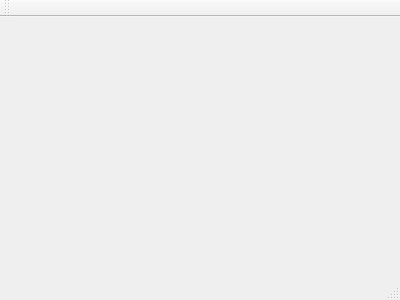
Qt form Shaderpad/mainwindow.ui (ZeusYang/Shaderpad--plusplus) before a commit.
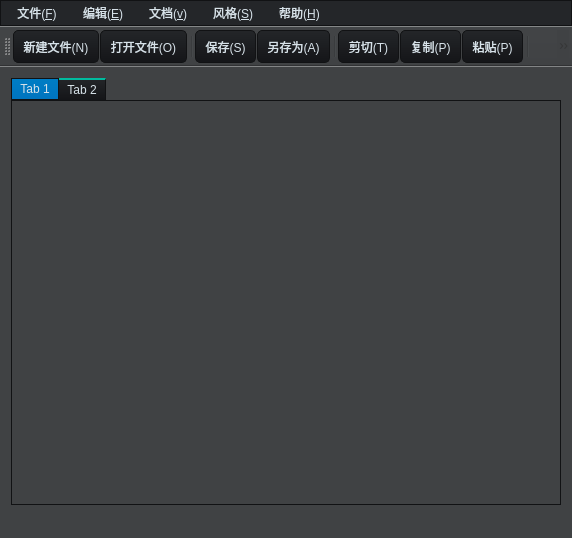
The same form after that commit. Icons and pictures are not drawn.

Diff of the .ui file:
```diff
--- a/Shaderpad/mainwindow.ui
+++ b/Shaderpad/mainwindow.ui
@@ -1,24 +1,1063 @@
 <ui version="4.0">
  <class>MainWindow</class>
- <widget class="QMainWindow" name="MainWindow" >
-  <property name="geometry" >
+ <widget class="QMainWindow" name="MainWindow">
+  <property name="geometry">
    <rect>
     <x>0</x>
     <y>0</y>
-    <width>400</width>
-    <height>300</height>
+    <width>572</width>
+    <height>538</height>
    </rect>
   </property>
   <property name="windowTitle" >
    <string>MainWindow</string>
   </property>
-  <widget class="QMenuBar" name="menuBar" />
-  <widget class="QToolBar" name="mainToolBar" />
-  <widget class="QWidget" name="centralWidget" />
-  <widget class="QStatusBar" name="statusBar" />
+  <property name="styleSheet">
+   <string notr="true">QPalette{background:#1F2026;}*{outline:0px;color:#D7E2E9;}
+
+QWidget[form=&quot;true&quot;],QLabel[frameShape=&quot;1&quot;]{
+border:1px solid #111214;
+border-radius:0px;
+}
+
+*{
+background-color: #404244;
+font: 11pt &quot;Lobster&quot;;
+}
+
+QMessageBox{
+background-color: #404244;
+font: 11pt &quot;Lobster&quot;;
+}
+
+QWidget[form=&quot;bottom&quot;]{
+background:#242629;
+}
+
+QWidget[form=&quot;bottom&quot;] .QFrame{
+border:1px solid #D7E2E9;
+}
+
+QWidget[form=&quot;bottom&quot;] QLabel,QWidget[form=&quot;title&quot;] QLabel{
+border-radius:0px;
+color:#D7E2E9;
+background:none;
+border-style:none;
+}
+
+QWidget[form=&quot;title&quot;],QWidget[nav=&quot;left&quot;],QWidget[nav=&quot;top&quot;] QAbstractButton{
+border-style:none;
+border-radius:0px;
+padding:5px;
+color:#D7E2E9;
+background:qlineargradient(spread:pad,x1:0,y1:0,x2:0,y2:1,stop:0 #242629,stop:1 #141518);
+}
+
+QWidget[nav=&quot;top&quot;] QAbstractButton:hover,QWidget[nav=&quot;top&quot;] QAbstractButton:pressed,QWidget[nav=&quot;top&quot;] QAbstractButton:checked{
+border-style:solid;
+border-width:0px 0px 2px 0px;
+padding:4px 4px 2px 4px;
+border-color:#00BB9E;
+background:qlineargradient(spread:pad,x1:0,y1:0,x2:0,y2:1,stop:0 #007DC4,stop:1 #0074BF);
+}
+
+QWidget[nav=&quot;left&quot;] QAbstractButton{
+border-radius:0px;
+color:#D7E2E9;
+background:none;
+border-style:none;
+}
+
+QWidget[nav=&quot;left&quot;] QAbstractButton:hover{
+color:#FFFFFF;
+background-color:#00BB9E;
+}
+
+QWidget[nav=&quot;left&quot;] QAbstractButton:checked,QWidget[nav=&quot;left&quot;] QAbstractButton:pressed{
+color:#D7E2E9;
+border-style:solid;
+border-width:0px 0px 0px 2px;
+padding:4px 4px 4px 2px;
+border-color:#00BB9E;
+background-color:#1F2026;
+}
+
+QWidget[video=&quot;true&quot;] QLabel{
+color:#D7E2E9;
+border:1px solid #111214;
+background:qlineargradient(spread:pad,x1:0,y1:0,x2:0,y2:1,stop:0 #242629,stop:1 #141518);
+}
+
+QWidget[video=&quot;true&quot;] QLabel:focus{
+border:1px solid #00BB9E;
+background:qlineargradient(spread:pad,x1:0,y1:0,x2:0,y2:1,stop:0 #007DC4,stop:1 #0074BF);
+}
+
+QLineEdit,QTextEdit,QPlainTextEdit,QSpinBox,QDoubleSpinBox,QComboBox,QDateEdit,QTimeEdit,QDateTimeEdit{
+border:1px solid #111214;
+border-radius:3px;
+padding:2px;
+background:none;
+selection-background-color:#242629;
+selection-color:#D7E2E9;
+}
+
+QLineEdit:focus,QTextEdit:focus,QPlainTextEdit:focus,QSpinBox:focus,QDoubleSpinBox:focus,QComboBox:focus,QDateEdit:focus,QTimeEdit:focus,QDateTimeEdit:focus,QLineEdit:hover,QTextEdit:hover,QPlainTextEdit:hover,QSpinBox:hover,QDoubleSpinBox:hover,QComboBox:hover,QDateEdit:hover,QTimeEdit:hover,QDateTimeEdit:hover{
+border:1px solid #111214;
+}
+
+QLineEdit[echoMode=&quot;2&quot;]{
+lineedit-password-character:9679;
+}
+
+.QFrame{
+border:1px solid #111214;
+border-radius:3px;
+}
+
+.QGroupBox{
+border:1px solid #111214;
+border-radius:5px;
+margin-top:3ex;
+}
+
+.QGroupBox::title{
+subcontrol-origin:margin;
+position:relative;
+left:10px;
+}
+
+.QPushButton,.QToolButton{
+border-style:none;
+border:1px solid #111214;
+color:#D7E2E9;
+padding:5px;
+min-height:15px;
+border-radius:5px;
+background:qlineargradient(spread:pad,x1:0,y1:0,x2:0,y2:1,stop:0 #242629,stop:1 #141518);
+}
+
+.QPushButton:hover,.QToolButton:hover{
+background:qlineargradient(spread:pad,x1:0,y1:0,x2:0,y2:1,stop:0 #007DC4,stop:1 #0074BF);
+}
+
+.QPushButton:pressed,.QToolButton:pressed{
+background:qlineargradient(spread:pad,x1:0,y1:0,x2:0,y2:1,stop:0 #242629,stop:1 #141518);
+}
+
+.QToolButton::menu-indicator{
+image:None;
+}
+
+QToolButton#btnMenu,QPushButton#btnMenu_Min,QPushButton#btnMenu_Max,QPushButton#btnMenu_Close{
+border-radius:3px;
+color:#D7E2E9;
+padding:3px;
+margin:0px;
+background:none;
+border-style:none;
+}
+
+QToolButton#btnMenu:hover,QPushButton#btnMenu_Min:hover,QPushButton#btnMenu_Max:hover{
+color:#FFFFFF;
+margin:1px 1px 2px 1px;
+background-color:rgba(51,127,209,230);
+}
+
+QPushButton#btnMenu_Close:hover{
+color:#FFFFFF;
+margin:1px 1px 2px 1px;
+background-color:rgba(238,0,0,128);
+}
+
+QRadioButton::indicator{
+width:15px;
+height:15px;
+}
+
+QRadioButton::indicator::unchecked{
+image:url(:/qss/darkblack/radiobutton_unchecked.png);
+}
+
+QRadioButton::indicator::unchecked:disabled{
+image:url(:/qss/darkblack/radiobutton_unchecked_disable.png);
+}
+
+QRadioButton::indicator::checked{
+image:url(:/qss/darkblack/radiobutton_checked.png);
+}
+
+QRadioButton::indicator::checked:disabled{
+image:url(:/qss/darkblack/radiobutton_checked_disable.png);
+}
+
+QGroupBox::indicator,QTreeWidget::indicator,QListWidget::indicator{
+padding:0px -3px 0px 3px;
+}
+
+QCheckBox::indicator,QGroupBox::indicator,QTreeWidget::indicator,QListWidget::indicator{
+width:13px;
+height:13px;
+}
+
+QCheckBox::indicator:unchecked,QGroupBox::indicator:unchecked,QTreeWidget::indicator:unchecked,QListWidget::indicator:unchecked{
+image:url(:/qss/darkblack/checkbox_unchecked.png);
+}
+
+QCheckBox::indicator:unchecked:disabled,QGroupBox::indicator:unchecked:disabled,QTreeWidget::indicator:unchecked:disabled,QListWidget::indicator:disabled{
+image:url(:/qss/darkblack/checkbox_unchecked_disable.png);
+}
+
+QCheckBox::indicator:checked,QGroupBox::indicator:checked,QTreeWidget::indicator:checked,QListWidget::indicator:checked{
+image:url(:/qss/darkblack/checkbox_checked.png);
+}
+
+QCheckBox::indicator:checked:disabled,QGroupBox::indicator:checked:disabled,QTreeWidget::indicator:checked:disabled,QListWidget::indicator:checked:disabled{
+image:url(:/qss/darkblack/checkbox_checked_disable.png);
+}
+
+QCheckBox::indicator:indeterminate,QGroupBox::indicator:indeterminate,QTreeWidget::indicator:indeterminate,QListWidget::indicator:indeterminate{
+image:url(:/qss/darkblack/checkbox_parcial.png);
+}
+
+QCheckBox::indicator:indeterminate:disabled,QGroupBox::indicator:indeterminate:disabled,QTreeWidget::indicator:indeterminate:disabled,QListWidget::indicator:indeterminate:disabled{
+image:url(:/qss/darkblack/checkbox_parcial_disable.png);
+}
+
+QTimeEdit::up-button,QDateEdit::up-button,QDateTimeEdit::up-button,QDoubleSpinBox::up-button,QSpinBox::up-button{
+image:url(:/qss/darkblack/add_top.png);
+width:10px;
+height:10px;
+padding:2px 5px 0px 0px;
+}
+
+QTimeEdit::down-button,QDateEdit::down-button,QDateTimeEdit::down-button,QDoubleSpinBox::down-button,QSpinBox::down-button{
+image:url(:/qss/darkblack/add_bottom.png);
+width:10px;
+height:10px;
+padding:0px 5px 2px 0px;
+}
+
+QTimeEdit::up-button:pressed,QDateEdit::up-button:pressed,QDateTimeEdit::up-button:pressed,QDoubleSpinBox::up-button:pressed,QSpinBox::up-button:pressed{
+top:-2px;
+}
+  
+QTimeEdit::down-button:pressed,QDateEdit::down-button:pressed,QDateTimeEdit::down-button:pressed,QDoubleSpinBox::down-button:pressed,QSpinBox::down-button:pressed,QSpinBox::down-button:pressed{
+bottom:-2px;
+}
+
+QComboBox::down-arrow,QDateEdit[calendarPopup=&quot;true&quot;]::down-arrow,QTimeEdit[calendarPopup=&quot;true&quot;]::down-arrow,QDateTimeEdit[calendarPopup=&quot;true&quot;]::down-arrow{
+image:url(:/qss/darkblack/add_bottom.png);
+width:10px;
+height:10px;
+right:2px;
+}
+
+QComboBox::drop-down,QDateEdit::drop-down,QTimeEdit::drop-down,QDateTimeEdit::drop-down{
+subcontrol-origin:padding;
+subcontrol-position:top right;
+width:15px;
+border-left-width:0px;
+border-left-style:solid;
+border-top-right-radius:3px;
+border-bottom-right-radius:3px;
+border-left-color:#111214;
+}
+
+QComboBox::drop-down:on{
+top:1px;
+}
+
+QMenuBar::item{
+color:#D7E2E9;
+background-color:#242629;
+margin:0px;
+padding:3px 10px;
+}
+
+QMenu,QMenuBar,QMenu:disabled,QMenuBar:disabled{
+color:#D7E2E9;
+background-color:#242629;
+border:1px solid #111214;
+margin:0px;
+}
+
+QMenu::item{
+padding:3px 20px;
+}
+
+QMenu::indicator{
+width:13px;
+height:13px;
+}
+
+QMenu::item:selected,QMenuBar::item:selected{
+color:#D7E2E9;
+border:0px solid #111214;
+background:#007DC4;
+}
+
+QMenu::separator{
+height:1px;
+background:#111214;
+}
+
+QProgressBar{
+min-height:10px;
+background:#242629;
+border-radius:5px;
+text-align:center;
+border:1px solid #242629;
+}
+
+QProgressBar:chunk{
+border-radius:5px;
+background-color:#111214;
+}
+
+QSlider::groove:horizontal{
+background:#242629;
+height:8px;
+border-radius:4px;
+}
+
+QSlider::add-page:horizontal{
+background:#242629;
+height:8px;
+border-radius:4px;
+}
+
+QSlider::sub-page:horizontal{
+background:#111214;
+height:8px;
+border-radius:4px;
+}
+
+QSlider::handle:horizontal{
+width:13px;
+margin-top:-3px;
+margin-bottom:-3px;
+border-radius:6px;
+background:qradialgradient(spread:pad,cx:0.5,cy:0.5,radius:0.5,fx:0.5,fy:0.5,stop:0.6 #1F2026,stop:0.8 #111214);
+}
+
+QSlider::groove:vertical{
+width:8px;
+border-radius:4px;
+background:#242629;
+}
+
+QSlider::add-page:vertical{
+width:8px;
+border-radius:4px;
+background:#242629;
+}
+
+QSlider::sub-page:vertical{
+width:8px;
+border-radius:4px;
+background:#111214;
+}
+
+QSlider::handle:vertical{
+height:14px;
+margin-left:-3px;
+margin-right:-3px;
+border-radius:6px;
+background:qradialgradient(spread:pad,cx:0.5,cy:0.5,radius:0.5,fx:0.5,fy:0.5,stop:0.6 #1F2026,stop:0.8 #111214);
+}
+
+QScrollBar:horizontal{
+background:#242629;
+padding:0px;
+border-radius:6px;
+max-height:12px;
+}
+
+QScrollBar::handle:horizontal{
+background:#0074BF;
+min-width:50px;
+border-radius:6px;
+}
+
+QScrollBar::handle:horizontal:hover{
+background:#111214;
+}
+
+QScrollBar::handle:horizontal:pressed{
+background:#111214;
+}
+
+QScrollBar::add-page:horizontal{
+background:none;
+}
+
+QScrollBar::sub-page:horizontal{
+background:none;
+}
+
+QScrollBar::add-line:horizontal{
+background:none;
+}
+
+QScrollBar::sub-line:horizontal{
+background:none;
+}
+
+QScrollBar:vertical{
+background:#242629;
+padding:0px;
+border-radius:6px;
+max-width:12px;
+}
+
+QScrollBar::handle:vertical{
+background:#0074BF;
+min-height:50px;
+border-radius:6px;
+}
+
+QScrollBar::handle:vertical:hover{
+background:#111214;
+}
+
+QScrollBar::handle:vertical:pressed{
+background:#111214;
+}
+
+QScrollBar::add-page:vertical{
+background:none;
+}
+
+QScrollBar::sub-page:vertical{
+background:none;
+}
+
+QScrollBar::add-line:vertical{
+background:none;
+}
+
+QScrollBar::sub-line:vertical{
+background:none;
+}
+
+QScrollArea{
+border:0px;
+}
+
+QTreeView,QListView,QTableView,QTabWidget::pane{
+border:1px solid #111214;
+selection-background-color:#007DC4;
+selection-color:#D7E2E9;
+alternate-background-color:#0074BF;
+gridline-color:#111214;
+}
+
+QTreeView::branch:closed:has-children{
+margin:4px;
+border-image:url(:/qss/darkblack/branch_open.png);
+}
+
+QTreeView::branch:open:has-children{
+margin:4px;
+border-image:url(:/qss/darkblack/branch_close.png);
+}
+
+QTreeView,QListView,QTableView,QSplitter::handle,QTreeView::branch{
+background:#1F2026;
+}
+
+QTableView::item:selected,QListView::item:selected,QTreeView::item:selected{
+color:#D7E2E9;
+background:qlineargradient(spread:pad,x1:0,y1:0,x2:0,y2:1,stop:0 #242629,stop:1 #141518);
+}
+
+QTableView::item:hover,QListView::item:hover,QTreeView::item:hover{
+color:#D7E2E9;
+background:qlineargradient(spread:pad,x1:0,y1:0,x2:0,y2:1,stop:0 #007DC4,stop:1 #0074BF);
+}
+
+QTableView::item,QListView::item,QTreeView::item{
+padding:1px;
+margin:0px;
+}
+
+QHeaderView::section,QTableCornerButton:section{
+padding:3px;
+margin:0px;
+color:#D7E2E9;
+border:1px solid #111214;
+border-left-width:0px;
+border-right-width:1px;
+border-top-width:0px;
+border-bottom-width:1px;
+background:qlineargradient(spread:pad,x1:0,y1:0,x2:0,y2:1,stop:0 #007DC4,stop:1 #0074BF);
+}
+
+QTabBar::tab{
+border:1px solid #111214;
+color:#D7E2E9;
+margin:0px;
+background:qlineargradient(spread:pad,x1:0,y1:0,x2:0,y2:1,stop:0 #007DC4,stop:1 #0074BF);
+}
+
+QTabBar::tab:selected,QTabBar::tab:hover{
+border-style:solid;
+border-color:#00BB9E;
+background:qlineargradient(spread:pad,x1:0,y1:0,x2:0,y2:1,stop:0 #242629,stop:1 #141518);
+}
+
+QTabBar::tab:top,QTabBar::tab:bottom{
+padding:3px 8px 3px 8px;
+}
+
+QTabBar::tab:left,QTabBar::tab:right{
+padding:8px 3px 8px 3px;
+}
+
+QTabBar::tab:top:selected,QTabBar::tab:top:hover{
+border-width:2px 0px 0px 0px;
+}
+
+QTabBar::tab:right:selected,QTabBar::tab:right:hover{
+border-width:0px 0px 0px 2px;
+}
+
+QTabBar::tab:bottom:selected,QTabBar::tab:bottom:hover{
+border-width:0px 0px 2px 0px;
+}
+
+QTabBar::tab:left:selected,QTabBar::tab:left:hover{
+border-width:0px 2px 0px 0px;
+}
+
+QTabBar::tab:first:top:selected,QTabBar::tab:first:top:hover,QTabBar::tab:first:bottom:selected,QTabBar::tab:first:bottom:hover{
+border-left-width:1px;
+border-left-color:#111214;
+}
+
+QTabBar::tab:first:left:selected,QTabBar::tab:first:left:hover,QTabBar::tab:first:right:selected,QTabBar::tab:first:right:hover{
+border-top-width:1px;
+border-top-color:#111214;
+}
+
+QTabBar::tab:last:top:selected,QTabBar::tab:last:top:hover,QTabBar::tab:last:bottom:selected,QTabBar::tab:last:bottom:hover{
+border-right-width:1px;
+border-right-color:#111214;
+}
+
+QTabBar::tab:last:left:selected,QTabBar::tab:last:left:hover,QTabBar::tab:last:right:selected,QTabBar::tab:last:right:hover{
+border-bottom-width:1px;
+border-bottom-color:#111214;
+}
+
+QStatusBar::item{
+border:0px solid #242629;
+border-radius:3px;
+}
+
+QToolBox::tab,QGroupBox#gboxDevicePanel,QGroupBox#gboxDeviceTitle,QFrame#gboxDevicePanel,QFrame#gboxDeviceTitle{
+padding:3px;
+border-radius:5px;
+color:#D7E2E9;
+background:qlineargradient(spread:pad,x1:0,y1:0,x2:0,y2:1,stop:0 #242629,stop:1 #141518);
+}
+
+QToolTip{
+border:0px solid #D7E2E9;
+padding:1px;
+color:#D7E2E9;
+background:qlineargradient(spread:pad,x1:0,y1:0,x2:0,y2:1,stop:0 #242629,stop:1 #141518);
+}
+
+QToolBox::tab:selected{
+background:qlineargradient(spread:pad,x1:0,y1:0,x2:0,y2:1,stop:0 #007DC4,stop:1 #0074BF);
+}
+
+QPrintPreviewDialog QToolButton{
+border:0px solid #D7E2E9;
+border-radius:0px;
+margin:0px;
+padding:3px;
+background:none;
+}
+
+QColorDialog QPushButton,QFileDialog QPushButton{
+min-width:80px;
+}
+
+QToolButton#qt_calendar_prevmonth{
+icon-size:0px;
+min-width:20px;
+image:url(:/qss/darkblack/calendar_prevmonth.png);
+}
+
+QToolButton#qt_calendar_nextmonth{
+icon-size:0px;
+min-width:20px;
+image:url(:/qss/darkblack/calendar_nextmonth.png);
+}
+
+QToolButton#qt_calendar_prevmonth,QToolButton#qt_calendar_nextmonth,QToolButton#qt_calendar_monthbutton,QToolButton#qt_calendar_yearbutton{
+border:0px solid #D7E2E9;
+border-radius:3px;
+margin:3px 3px 3px 3px;
+padding:3px;
+background:none;
+}
+
+QToolButton#qt_calendar_prevmonth:hover,QToolButton#qt_calendar_nextmonth:hover,QToolButton#qt_calendar_monthbutton:hover,QToolButton#qt_calendar_yearbutton:hover,QToolButton#qt_calendar_prevmonth:pressed,QToolButton#qt_calendar_nextmonth:pressed,QToolButton#qt_calendar_monthbutton:pressed,QToolButton#qt_calendar_yearbutton:pressed{
+border:1px solid #111214;
+}
+
+QCalendarWidget QSpinBox#qt_calendar_yearedit{
+margin:2px;
+}
+
+QCalendarWidget QToolButton::menu-indicator{
+image:None;
+}
+
+QCalendarWidget QTableView{
+border-width:0px;
+}
+
+QCalendarWidget QWidget#qt_calendar_navigationbar{
+border:1px solid #111214;
+border-width:1px 1px 0px 1px;
+background:qlineargradient(spread:pad,x1:0,y1:0,x2:0,y2:1,stop:0 #242629,stop:1 #141518);
+}
+
+QComboBox QAbstractItemView::item{
+min-height:20px;
+min-width:10px;
+}
+
+QTableView[model=&quot;true&quot;]::item{
+padding:0px;
+margin:0px;
+}
+
+QTableView QLineEdit,QTableView QComboBox,QTableView QSpinBox,QTableView QDoubleSpinBox,QTableView QDateEdit,QTableView QTimeEdit,QTableView QDateTimeEdit{
+border-width:0px;
+border-radius:0px;
+}
+
+QTableView QLineEdit:focus,QTableView QComboBox:focus,QTableView QSpinBox:focus,QTableView QDoubleSpinBox:focus,QTableView QDateEdit:focus,QTableView QTimeEdit:focus,QTableView QDateTimeEdit:focus{
+border-width:0px;
+border-radius:0px;
+}
+
+QLineEdit,QTextEdit,QPlainTextEdit,QSpinBox,QDoubleSpinBox,QComboBox,QDateEdit,QTimeEdit,QDateTimeEdit{
+background:#1F2026;
+}
+
+*:disabled{
+background:#1F2026;
+border-color:#242629;
+}
+
+/*TextColor:#D7E2E9*/
+/*PanelColor:#1F2026*/
+/*BorderColor:#111214*/
+/*NormalColorStart:#242629*/
+/*NormalColorEnd:#141518*/
+/*DarkColorStart:#007DC4*/
+/*DarkColorEnd:#0074BF*/
+/*HighColor:#00BB9E*/
+</string>
+  </property>
+  <widget class="QWidget" name="centralWidget">
+   <layout class="QGridLayout" name="gridLayout">
+    <item row="0" column="0">
+     <widget class="QTabWidget" name="tabWidget">
+      <property name="currentIndex">
+       <number>1</number>
+      </property>
+      <widget class="QWidget" name="tab">
+       <attribute name="title">
+        <string>Tab 1</string>
+       </attribute>
+      </widget>
+      <widget class="QWidget" name="tab_2">
+       <attribute name="title">
+        <string>Tab 2</string>
+       </attribute>
+      </widget>
+     </widget>
+    </item>
+   </layout>
+  </widget>
+  <widget class="QMenuBar" name="menuBar">
+   <property name="geometry">
+    <rect>
+     <x>0</x>
+     <y>0</y>
+     <width>572</width>
+     <height>31</height>
+    </rect>
+   </property>
+   <widget class="QMenu" name="menu_F">
+    <property name="title">
+     <string>文件(&amp;F)</string>
+    </property>
+    <addaction name="actionNew"/>
+    <addaction name="actionOpen"/>
+    <addaction name="separator"/>
+    <addaction name="actionSave"/>
+    <addaction name="actionSaveAs"/>
+    <addaction name="actionSaveAll"/>
+    <addaction name="actionClose"/>
+    <addaction name="actionCloseAll"/>
+    <addaction name="separator"/>
+    <addaction name="actionPrint"/>
+    <addaction name="separator"/>
+    <addaction name="actionExit"/>
+   </widget>
+   <widget class="QMenu" name="menu_E">
+    <property name="title">
+     <string>编辑(&amp;E)</string>
+    </property>
+    <addaction name="actionUndo"/>
+    <addaction name="actionRedo"/>
+    <addaction name="separator"/>
+    <addaction name="actionCut"/>
+    <addaction name="actionCopy"/>
+    <addaction name="actionPaste"/>
+    <addaction name="actionSelectAll"/>
+    <addaction name="separator"/>
+    <addaction name="actionComment"/>
+   </widget>
+   <widget class="QMenu" name="menu_File">
+    <property name="title">
+     <string>文档(&amp;v)</string>
+    </property>
+    <addaction name="actionSearch"/>
+    <addaction name="separator"/>
+    <addaction name="actionPrevious"/>
+    <addaction name="actionNext"/>
+   </widget>
+   <widget class="QMenu" name="menu_2">
+    <property name="title">
+     <string>风格(&amp;S)</string>
+    </property>
+    <addaction name="actionTheme"/>
+    <addaction name="actionFont"/>
+    <addaction name="actionBackground"/>
+    <addaction name="separator"/>
+    <addaction name="actionHighlight"/>
+   </widget>
+   <widget class="QMenu" name="menu_H">
+    <property name="title">
+     <string>帮助(&amp;H)</string>
+    </property>
+    <addaction name="actionInstruction"/>
+    <addaction name="actionAbout"/>
+    <addaction name="actionAboutQt"/>
+   </widget>
+   <addaction name="menu_F"/>
+   <addaction name="menu_E"/>
+   <addaction name="menu_File"/>
+   <addaction name="menu_2"/>
+   <addaction name="menu_H"/>
+  </widget>
+  <widget class="QToolBar" name="mainToolBar">
+   <attribute name="toolBarArea">
+    <enum>TopToolBarArea</enum>
+   </attribute>
+   <attribute name="toolBarBreak">
+    <bool>false</bool>
+   </attribute>
+   <addaction name="actionNew"/>
+   <addaction name="actionOpen"/>
+   <addaction name="separator"/>
+   <addaction name="actionSave"/>
+   <addaction name="actionSaveAs"/>
+   <addaction name="separator"/>
+   <addaction name="actionCut"/>
+   <addaction name="actionCopy"/>
+   <addaction name="actionPaste"/>
+   <addaction name="separator"/>
+   <addaction name="actionUndo"/>
+   <addaction name="actionRedo"/>
+   <addaction name="separator"/>
+   <addaction name="actionSearch"/>
+  </widget>
+  <widget class="QStatusBar" name="statusBar"/>
+  <action name="actionNew">
+   <property name="icon">
+    <iconset resource="resource.qrc">
+     <normaloff>:/icon/new.png</normaloff>:/icon/new.png</iconset>
+   </property>
+   <property name="text">
+    <string>新建文件(&amp;N)...</string>
+   </property>
+   <property name="shortcut">
+    <string>Ctrl+N</string>
+   </property>
+  </action>
+  <action name="actionOpen">
+   <property name="icon">
+    <iconset resource="resource.qrc">
+     <normaloff>:/icon/open.png</normaloff>:/icon/open.png</iconset>
+   </property>
+   <property name="text">
+    <string>打开文件(&amp;O)...</string>
+   </property>
+   <property name="shortcut">
+    <string>Ctrl+O</string>
+   </property>
+  </action>
+  <action name="actionSave">
+   <property name="icon">
+    <iconset resource="resource.qrc">
+     <normaloff>:/icon/save.png</normaloff>:/icon/save.png</iconset>
+   </property>
+   <property name="text">
+    <string>保存(&amp;S)</string>
+   </property>
+   <property name="shortcut">
+    <string>Ctrl+S</string>
+   </property>
+  </action>
+  <action name="actionSaveAs">
+   <property name="icon">
+    <iconset resource="resource.qrc">
+     <normaloff>:/icon/saveAs.png</normaloff>:/icon/saveAs.png</iconset>
+   </property>
+   <property name="text">
+    <string>另存为(&amp;A)...</string>
+   </property>
+  </action>
+  <action name="actionSaveAll">
+   <property name="icon">
+    <iconset resource="resource.qrc">
+     <normaloff>:/icon/saveall.png</normaloff>:/icon/saveall.png</iconset>
+   </property>
+   <property name="text">
+    <string>全部保存(&amp;G)</string>
+   </property>
+  </action>
+  <action name="actionClose">
+   <property name="icon">
+    <iconset resource="resource.qrc">
+     <normaloff>:/icon/close.png</normaloff>:/icon/close.png</iconset>
+   </property>
+   <property name="text">
+    <string>关闭(&amp;C)</string>
+   </property>
+  </action>
+  <action name="actionCloseAll">
+   <property name="icon">
+    <iconset resource="resource.qrc">
+     <normaloff>:/icon/closeAll.png</normaloff>:/icon/closeAll.png</iconset>
+   </property>
+   <property name="text">
+    <string>全部关闭(&amp;H)</string>
+   </property>
+  </action>
+  <action name="actionPrint">
+   <property name="icon">
+    <iconset resource="resource.qrc">
+     <normaloff>:/icon/print.png</normaloff>:/icon/print.png</iconset>
+   </property>
+   <property name="text">
+    <string>打印(&amp;P)...</string>
+   </property>
+   <property name="shortcut">
+    <string>Ctrl+P</string>
+   </property>
+  </action>
+  <action name="actionExit">
+   <property name="icon">
+    <iconset resource="resource.qrc">
+     <normaloff>:/icon/exit.png</normaloff>:/icon/exit.png</iconset>
+   </property>
+   <property name="text">
+    <string>退出(&amp;X)</string>
+   </property>
+  </action>
+  <action name="actionUndo">
+   <property name="icon">
+    <iconset resource="resource.qrc">
+     <normaloff>:/icon/undo.png</normaloff>:/icon/undo.png</iconset>
+   </property>
+   <property name="text">
+    <string>撤销(&amp;U)</string>
+   </property>
+   <property name="shortcut">
+    <string>Ctrl+Z</string>
+   </property>
+  </action>
+  <action name="actionRedo">
+   <property name="icon">
+    <iconset resource="resource.qrc">
+     <normaloff>:/icon/redo.png</normaloff>:/icon/redo.png</iconset>
+   </property>
+   <property name="text">
+    <string>恢复(&amp;R)</string>
+   </property>
+   <property name="shortcut">
+    <string>Ctrl+Y</string>
+   </property>
+  </action>
+  <action name="actionCut">
+   <property name="icon">
+    <iconset resource="resource.qrc">
+     <normaloff>:/icon/cut.png</normaloff>:/icon/cut.png</iconset>
+   </property>
+   <property name="text">
+    <string>剪切(&amp;T)</string>
+   </property>
+   <property name="shortcut">
+    <string>Ctrl+X</string>
+   </property>
+  </action>
+  <action name="actionCopy">
+   <property name="icon">
+    <iconset resource="resource.qrc">
+     <normaloff>:/icon/copy.png</normaloff>:/icon/copy.png</iconset>
+   </property>
+   <property name="text">
+    <string>复制(&amp;P)</string>
+   </property>
+   <property name="shortcut">
+    <string>Ctrl+C</string>
+   </property>
+  </action>
+  <action name="actionPaste">
+   <property name="icon">
+    <iconset resource="resource.qrc">
+     <normaloff>:/icon/paste.png</normaloff>:/icon/paste.png</iconset>
+   </property>
+   <property name="text">
+    <string>粘贴(&amp;P)</string>
+   </property>
+   <property name="shortcut">
+    <string>Ctrl+V</string>
+   </property>
+  </action>
+  <action name="actionSelectAll">
+   <property name="icon">
+    <iconset resource="resource.qrc">
+     <normaloff>:/icon/selectAll.png</normaloff>:/icon/selectAll.png</iconset>
+   </property>
+   <property name="text">
+    <string>全选(&amp;A)</string>
+   </property>
+   <property name="shortcut">
+    <string>Ctrl+A</string>
+   </property>
+  </action>
+  <action name="actionComment">
+   <property name="icon">
+    <iconset resource="resource.qrc">
+     <normaloff>:/icon/comment.png</normaloff>:/icon/comment.png</iconset>
+   </property>
+   <property name="text">
+    <string>注释/取消注释(&amp;Z)...</string>
+   </property>
+   <property name="shortcut">
+    <string>Ctrl+/</string>
+   </property>
+  </action>
+  <action name="actionSearch">
+   <property name="icon">
+    <iconset resource="resource.qrc">
+     <normaloff>:/icon/search.png</normaloff>:/icon/search.png</iconset>
+   </property>
+   <property name="text">
+    <string>查找(&amp;F)...</string>
+   </property>
+   <property name="shortcut">
+    <string>Ctrl+F</string>
+   </property>
+  </action>
+  <action name="actionTheme">
+   <property name="icon">
+    <iconset resource="resource.qrc">
+     <normaloff>:/icon/theme.png</normaloff>:/icon/theme.png</iconset>
+   </property>
+   <property name="text">
+    <string>主题(&amp;T)...</string>
+   </property>
+  </action>
+  <action name="actionFont">
+   <property name="icon">
+    <iconset resource="resource.qrc">
+     <normaloff>:/icon/font.png</normaloff>:/icon/font.png</iconset>
+   </property>
+   <property name="text">
+    <string>字体(&amp;F)...</string>
+   </property>
+  </action>
+  <action name="actionBackground">
+   <property name="icon">
+    <iconset resource="resource.qrc">
+     <normaloff>:/icon/background.png</normaloff>:/icon/background.png</iconset>
+   </property>
+   <property name="text">
+    <string>背景图片(&amp;B)</string>
+   </property>
+  </action>
+  <action name="actionHighlight">
+   <property name="icon">
+    <iconset resource="resource.qrc">
+     <normaloff>:/icon/highlight.png</normaloff>:/icon/highlight.png</iconset>
+   </property>
+   <property name="text">
+    <string>增加高亮词(&amp;H)...</string>
+   </property>
+  </action>
+  <action name="actionInstruction">
+   <property name="icon">
+    <iconset resource="resource.qrc">
+     <normaloff>:/icon/instruction.png</normaloff>:/icon/instruction.png</iconset>
+   </property>
+   <property name="text">
+    <string>说明书(&amp;I)</string>
+   </property>
+  </action>
+  <action name="actionAbout">
+   <property name="icon">
+    <iconset resource="resource.qrc">
+     <normaloff>:/icon/about.png</normaloff>:/icon/about.png</iconset>
+   </property>
+   <property name="text">
+    <string>关于(&amp;A)</string>
+   </property>
+  </action>
+  <action name="actionAboutQt">
+   <property name="icon">
+    <iconset resource="resource.qrc">
+     <normaloff>:/icon/Qt.png</normaloff>:/icon/Qt.png</iconset>
+   </property>
+   <property name="text">
+    <string>关于Qt(&amp;Q)</string>
+   </property>
+  </action>
+  <action name="actionNext">
+   <property name="icon">
+    <iconset resource="resource.qrc">
+     <normaloff>:/icon/next.png</normaloff>:/icon/next.png</iconset>
+   </property>
+   <property name="text">
+    <string>下一个文档(&amp;N)</string>
+   </property>
+  </action>
+  <action name="actionPrevious">
+   <property name="icon">
+    <iconset resource="resource.qrc">
+     <normaloff>:/icon/previous.png</normaloff>:/icon/previous.png</iconset>
+   </property>
+   <property name="text">
+    <string>前一个文档(&amp;P)</string>
+   </property>
+  </action>
  </widget>
- <layoutDefault spacing="6" margin="11" />
- <pixmapfunction></pixmapfunction>
- <resources/>
+ <layoutdefault spacing="6" margin="11"/>
+ <resources>
+  <include location="resource.qrc"/>
+ </resources>
  <connections/>
 </ui>
```
Left out of the diff: 3 changed lines with no effect on the pictures.
